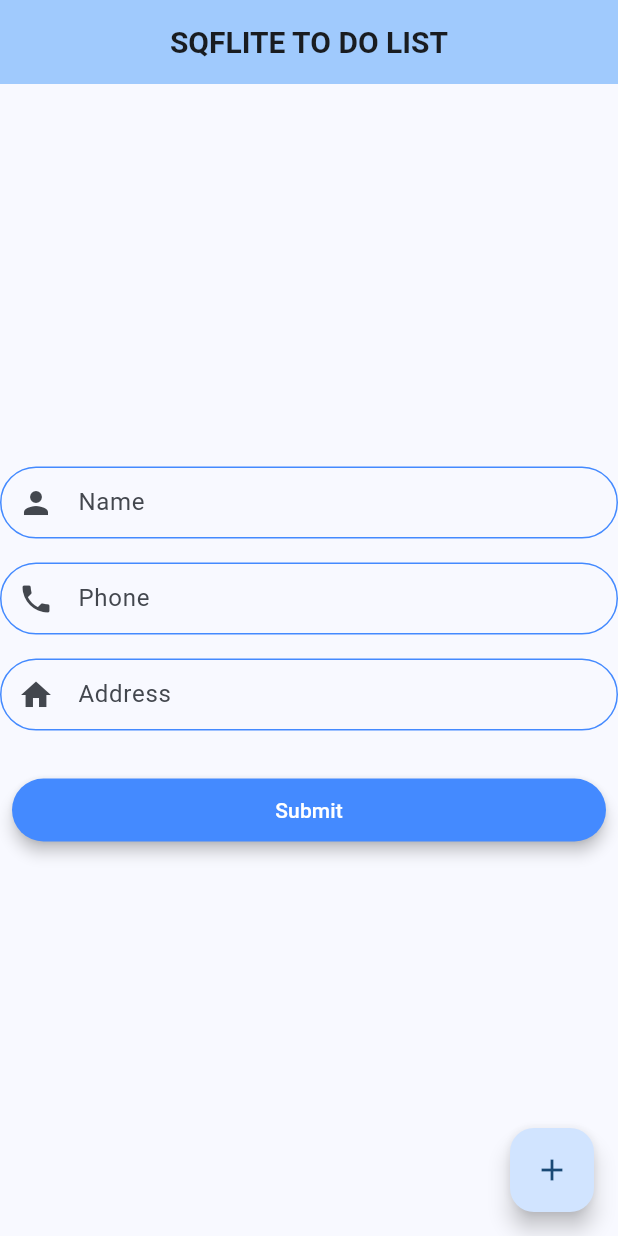
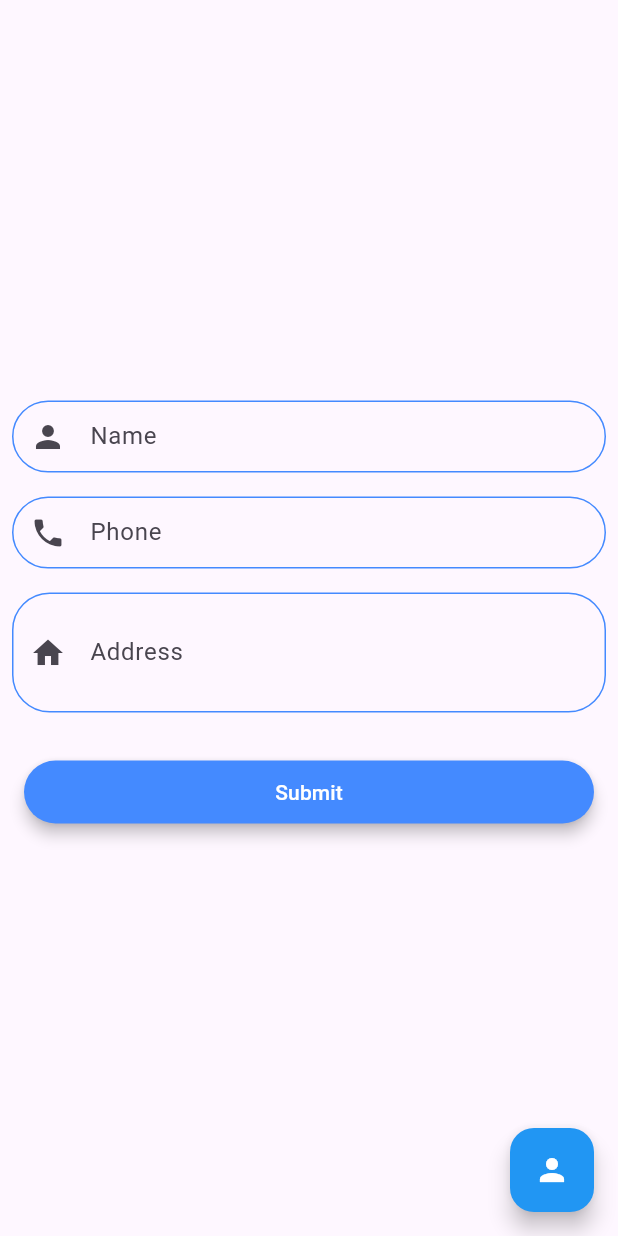
Before and after one commit to jisan66/sqflite_todo_app, a Flutter app: the screen it shows after launch, on a phone screen of 412 x 824 dp. Run offline on Flutter 3.47's test engine with Material 3 defaults, Android fonts, the phone set to English and light mode, and no system bars.

Commit message:
Ui update

```diff
--- a/lib/home_page.dart
+++ b/lib/home_page.dart
@@ -1,4 +1,5 @@
 import 'package:flutter/material.dart';
+import 'package:sqflite_todo/user_list.dart';
 
 import 'custom_button_widget.dart';
 import 'input_field_widget.dart';
@@ -11,18 +12,15 @@ class MyHomePage extends StatefulWidget {
 }
 
 class _MyHomePageState extends State<MyHomePage> {
+
+  final _focusNode = FocusNode();
+
   @override
   Widget build(BuildContext context) {
     return Scaffold(
-      appBar: AppBar(
-        backgroundColor: Theme.of(context).colorScheme.inversePrimary,
-        title: const Text(
-          "SQFLITE TO DO LIST",
-          style: TextStyle(fontSize: 20, fontWeight: FontWeight.w600),
-        ),
-        centerTitle: true,
-      ),
       body: const Center(
+        child: Padding(
+          padding: EdgeInsets.all(8.0),
           child: Column(
             mainAxisAlignment: MainAxisAlignment.center,
             children: [
@@ -30,16 +28,19 @@ class _MyHomePageState extends State<MyHomePage> {
               SizedBox(height: 16,),
               InputTextField(icons: Icons.phone, labelText: 'Phone',),
               SizedBox(height: 16,),
-            InputTextField(icons: Icons.home, labelText: 'Address',),
+              InputTextField(icons: Icons.home, labelText: 'Address',maxLine: 3,),
               SizedBox(height: 24,),
               CustomButton(text: 'Submit', height: 42,)
             ],
           ),
         ),
+      ),
       floatingActionButton: FloatingActionButton(
-        onPressed: () {},
+        onPressed: () {
+          Navigator.push(context, MaterialPageRoute(builder: (_)=>const UserListScreen()));
+        },
         tooltip: 'Add New',
-        child: const Icon(Icons.add),
+        child: const Icon(Icons.person),
       ), // This trailing comma makes auto-formatting nicer for build methods.
     );
   }
--- a/lib/input_field_widget.dart
+++ b/lib/input_field_widget.dart
@@ -3,14 +3,32 @@ import 'package:flutter/material.dart';
 class InputTextField extends StatelessWidget {
   final IconData icons;
   final String labelText;
-  const InputTextField({super.key, required this.icons, required this.labelText});
+  final int? maxLine;
+  final FocusNode? focusNode;
+
+  const InputTextField(
+      {super.key,
+      required this.icons,
+      required this.labelText,
+      this.maxLine,
+      this.focusNode});
 
   @override
   Widget build(BuildContext context) {
     return TextFormField(
+      onTap: () {
+        FocusScopeNode currentFocus = FocusScope.of(context);
+
+        if (!currentFocus.hasPrimaryFocus) {
+          currentFocus.unfocus();
+        }
+      },
+      // focusNode: focusNode,
+      maxLines: maxLine == 0 ? 1 : maxLine,
+      // onTapOutside: KeyboardListener.(event) => e,
       decoration: InputDecoration(
-        contentPadding: EdgeInsets.all(0),
-        labelText: labelText,
+          contentPadding: EdgeInsets.all(4),
+          labelText: labelText,
           disabledBorder: OutlineInputBorder(
               borderRadius: BorderRadius.circular(25),
               borderSide: const BorderSide(color: Colors.red)),
--- a/lib/main.dart
+++ b/lib/main.dart
@@ -1,4 +1,6 @@
+import 'package:flutter/gestures.dart';
 import 'package:flutter/material.dart';
+import 'package:flutter/widgets.dart';
 
 import 'home_page.dart';
 
@@ -12,10 +14,22 @@ class MyApp extends StatelessWidget {
   @override
   Widget build(BuildContext context) {
     return MaterialApp(
+      debugShowCheckedModeBanner: false,
       title: 'Flutter Demo',
       theme: ThemeData(
-        colorScheme: ColorScheme.fromSeed(seedColor: Colors.blue),
+        primarySwatch: Colors.blue,
+        primaryColor: Colors.blue,
+        cardColor: Colors.blue,
+        appBarTheme: const AppBarTheme(
+            titleTextStyle: TextStyle(
+                fontSize: 20, fontWeight: FontWeight.w600, color: Colors.white),
+            iconTheme: IconThemeData(color: Colors.white),
+            backgroundColor: Colors.blue),
         useMaterial3: true,
+        floatingActionButtonTheme: const FloatingActionButtonThemeData(
+          foregroundColor: Colors.white,
+          backgroundColor: Colors.blue
+        )
       ),
       home: const MyHomePage(),
     );
--- a/pubspec.yaml
+++ b/pubspec.yaml
@@ -30,6 +30,7 @@ environment:
 dependencies:
   flutter:
     sdk: flutter
+  sqflite: ^2.3.2
 
 
   # The following adds the Cupertino Icons font to your application.
```
Also changed, not shown: lib/user_list.dart (added, +38 -0 lines), pubspec.lock. Lines whose indentation alone changed are shown as unchanged.
